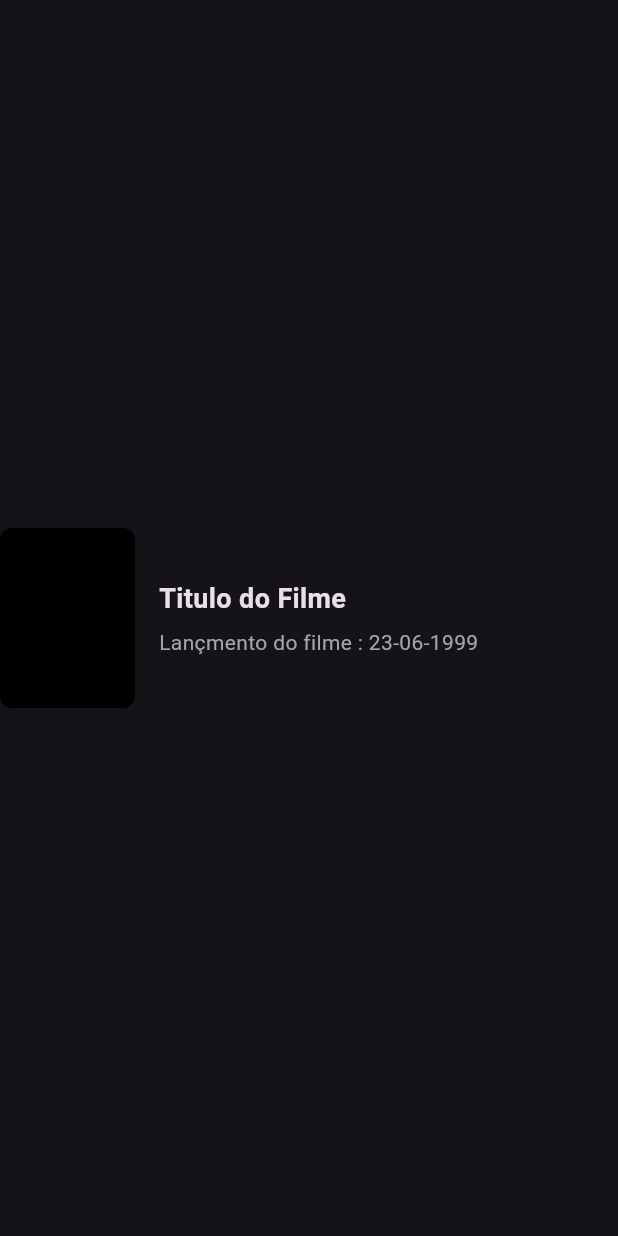
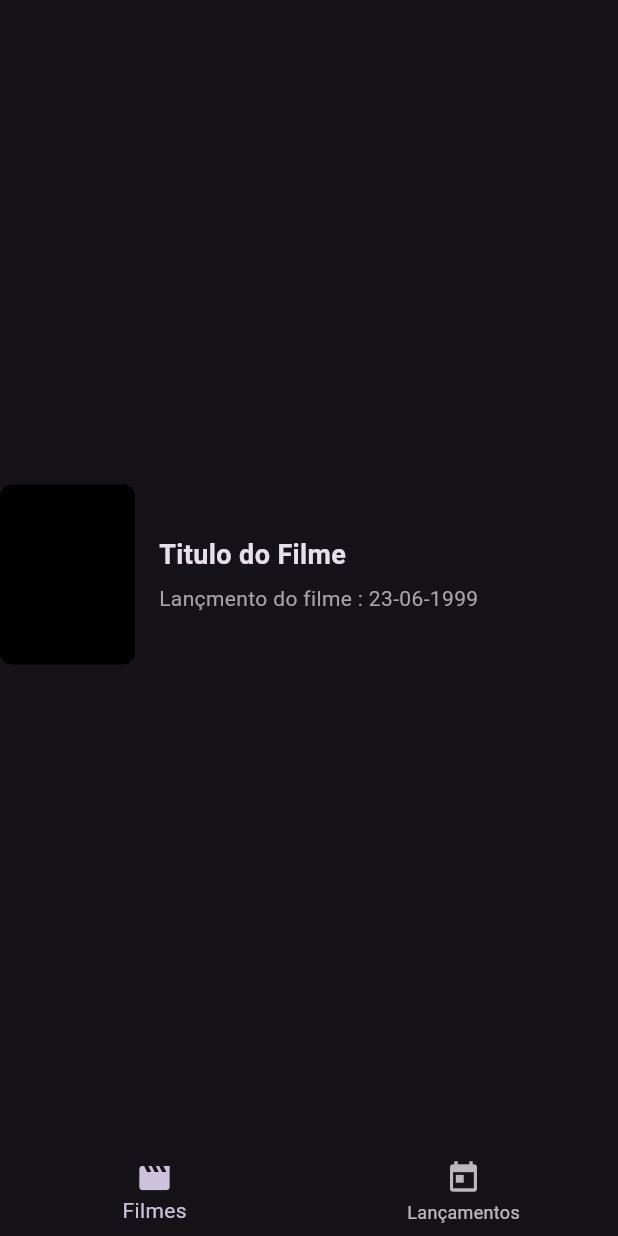
Before and after one commit to AlexandreMilitao/cinetopia, a Flutter app: the screen it shows after launch, after a tap on "Quero Começar!", on a phone screen of 412 x 824 dp. Run offline on Flutter 3.47's test engine with Material 3 defaults, Android fonts, the phone set to English and light mode, and no system bars.

Commit message:
01:04 create dashboard and releases widget, and adjust navigation on home page

```diff
--- /dev/null
+++ b/lib/ui/screens/dashboard.dart
@@ -0,0 +1,37 @@
+import 'package:cinetopia/ui/screens/releases.dart';
+import 'package:cinetopia/ui/screens/search_movies.dart';
+import 'package:flutter/material.dart';
+
+class Dashboard extends StatefulWidget {
+  const Dashboard({super.key});
+
+  @override
+  State<Dashboard> createState() => _DashboardState();
+}
+
+class _DashboardState extends State<Dashboard> {
+  int _currentIndex = 0;
+
+  final List<Widget> _screens = <Widget>[SearchMovies(), Releases()];
+
+  void updateIndex(int index) {
+    setState(() {
+      _currentIndex = index;
+    });
+  }
+
+  @override
+  Widget build(BuildContext context) {
+    return Scaffold(
+      body: _screens.elementAt(_currentIndex),
+      bottomNavigationBar: BottomNavigationBar(
+          currentIndex: _currentIndex,
+          onTap: (value) => updateIndex(value),
+          items: <BottomNavigationBarItem>[
+            BottomNavigationBarItem(icon: Icon(Icons.movie), label: "Filmes"),
+            BottomNavigationBarItem(
+                icon: Icon(Icons.today), label: "Lançamentos"),
+          ]),
+    );
+  }
+}
--- a/lib/ui/screens/home_page.dart
+++ b/lib/ui/screens/home_page.dart
@@ -1,5 +1,5 @@
 import 'package:cinetopia/ui/components/buttons.dart';
-import 'package:cinetopia/ui/screens/search_movies.dart';
+import 'package:cinetopia/ui/screens/dashboard.dart';
 import 'package:flutter/material.dart';
 
 class HomePage extends StatelessWidget {
@@ -38,7 +38,7 @@ class HomePage extends StatelessWidget {
                   text: 'Quero Começar!',
                   icon: Icons.arrow_forward,
                   onTap: () => Navigator.push(context,
-                      MaterialPageRoute(builder: (context) => SearchMovies())),
+                      MaterialPageRoute(builder: (context) => Dashboard())),
                 ),
               ],
             ),
--- a/lib/ui/screens/search_movies.dart
+++ b/lib/ui/screens/search_movies.dart
@@ -6,10 +6,8 @@ class SearchMovies extends StatelessWidget {
 
   @override
   Widget build(BuildContext context) {
-    return Scaffold(
-      body: Center(
-        child: MovieCard(),
-      ),
+    return const Center(
+      child: MovieCard(),
     );
   }
 }
```
Also changed, not shown: lib/ui/screens/releases.dart (added, +12 -0 lines).
